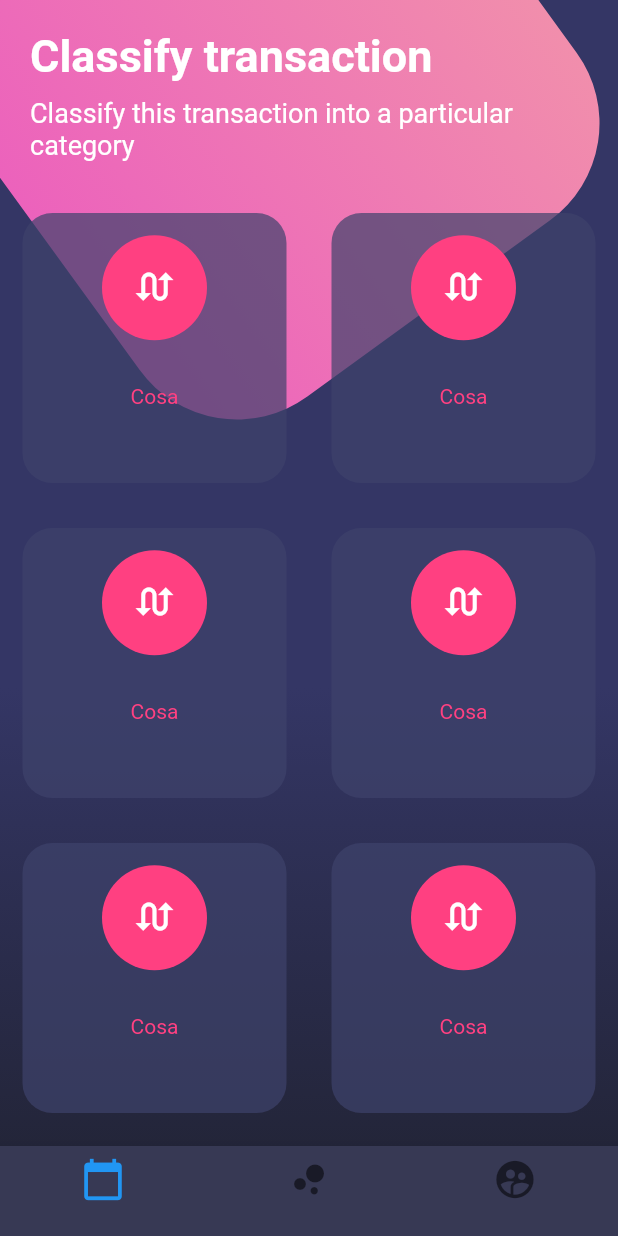
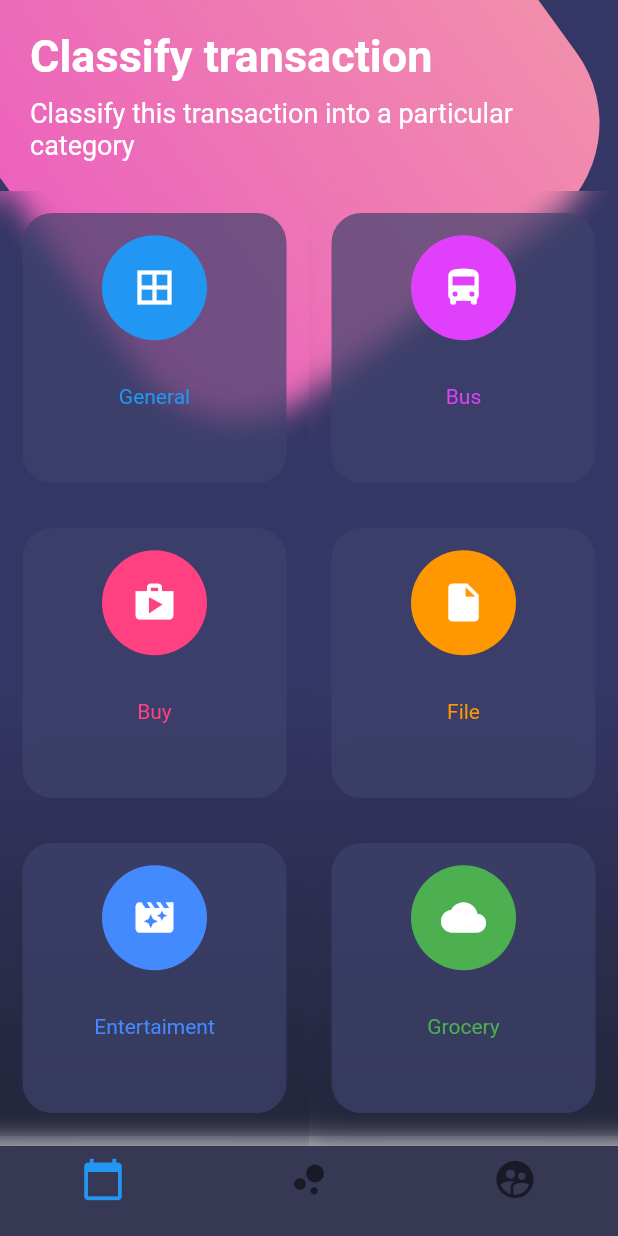
Before and after one commit to DentVega/Flutter-Designs, a Flutter app: the screen it shows after launch, on a phone screen of 412 x 824 dp. Run offline on Flutter 3.47's test engine with Material 2 defaults, Android fonts, the phone set to English and light mode, and no system bars.

Commit message:
Diseño Compuesto -Blur y argumentos
Widgets Utilizados

BackdropFilter nos permite pasar un filtro en el componente que en este caso pasao el filtro Blur de ImageFilter para que lo que este detras de nuestros componentes se difumine

```diff
--- a/lib/main.dart
+++ b/lib/main.dart
@@ -11,7 +11,7 @@ class MyApp extends StatelessWidget {
   @override
   Widget build(BuildContext context) {
     SystemChrome.setSystemUIOverlayStyle(SystemUiOverlayStyle.light.copyWith(
-      statusBarColor: Colors.white
+      statusBarColor: Colors.transparent
     ));
     return MaterialApp(
       debugShowCheckedModeBanner: false,
--- a/lib/src/pages/botones_page.dart
+++ b/lib/src/pages/botones_page.dart
@@ -1,4 +1,5 @@
 import 'dart:math';
+import 'dart:ui';
 
 import 'package:flutter/material.dart';
 
@@ -12,10 +13,7 @@ class BotonesPage extends StatelessWidget {
             _fondoApp(),
             SingleChildScrollView(
               child: Column(
-                children: <Widget>[
-                  _titulos(),
-                  _botonesRedondeados()
-                ],
+                children: <Widget>[_titulos(), _botonesRedondeados()],
               ),
             )
           ],
@@ -108,53 +106,58 @@ class BotonesPage extends StatelessWidget {
   Widget _botonesRedondeados() {
     return Table(
       children: <TableRow>[
-        TableRow(
-          children: [
-            _crearBotonRedondeado(),
-            _crearBotonRedondeado(),
-          ]
-        ),
-        TableRow(
-            children: [
-              _crearBotonRedondeado(),
-              _crearBotonRedondeado(),
-            ]
-        ),
-        TableRow(
-            children: [
-              _crearBotonRedondeado(),
-              _crearBotonRedondeado(),
-            ]
-        ),
-        TableRow(
-            children: [
-              _crearBotonRedondeado(),
-              _crearBotonRedondeado(),
-            ]
-        )
+        TableRow(children: [
+          _crearBotonRedondeado(Colors.blue, Icons.border_all, 'General'),
+          _crearBotonRedondeado(Colors.purpleAccent, Icons.directions_bus, 'Bus'),
+        ]),
+        TableRow(children: [
+          _crearBotonRedondeado(Colors.pinkAccent, Icons.shop, 'Buy'),
+          _crearBotonRedondeado(Colors.orange, Icons.insert_drive_file, 'File'),
+        ]),
+        TableRow(children: [
+          _crearBotonRedondeado(Colors.blueAccent, Icons.movie_filter, 'Entertaiment'),
+          _crearBotonRedondeado(Colors.green, Icons.cloud, 'Grocery'),
+        ]),
+        TableRow(children: [
+          _crearBotonRedondeado(Colors.red, Icons.collections, 'Fotos'),
+          _crearBotonRedondeado(Colors.teal, Icons.help_outline, 'General'),
+        ])
       ],
     );
   }
 
-  Widget _crearBotonRedondeado() {
-    return Container(
+  Widget _crearBotonRedondeado(Color color, IconData icono, String texto) {
+    return ClipRect(
+      child: BackdropFilter(
+        filter: ImageFilter.blur(sigmaX: 10.0, sigmaY: 10.0),
+        child: Container(
           height: 180.0,
           margin: EdgeInsets.all(15.0),
           decoration: BoxDecoration(
               color: Color.fromRGBO(62, 66, 107, 0.7),
-        borderRadius: BorderRadius.circular(20.0)
-      ),
+              borderRadius: BorderRadius.circular(20.0)),
           child: Column(
             mainAxisAlignment: MainAxisAlignment.spaceAround,
             children: <Widget>[
               CircleAvatar(
-            backgroundColor: Colors.pinkAccent,
+                backgroundColor: color,
                 radius: 35.0,
-            child: Icon(Icons.swap_calls, color: Colors.white, size: 30.0,),
+                child: Icon(
+                  icono,
+                  color: Colors.white,
+                  size: 30.0,
                 ),
-          Text('Cosa', style: TextStyle(color: Colors.pinkAccent),),
-          SizedBox(height: 5.0,)
+              ),
+              Text(
+                texto,
+                style: TextStyle(color: color),
+              ),
+              SizedBox(
+                height: 5.0,
+              )
             ],
+          ),
+        ),
       ),
     );
   }
```
Lines whose indentation alone changed are shown as unchanged.
